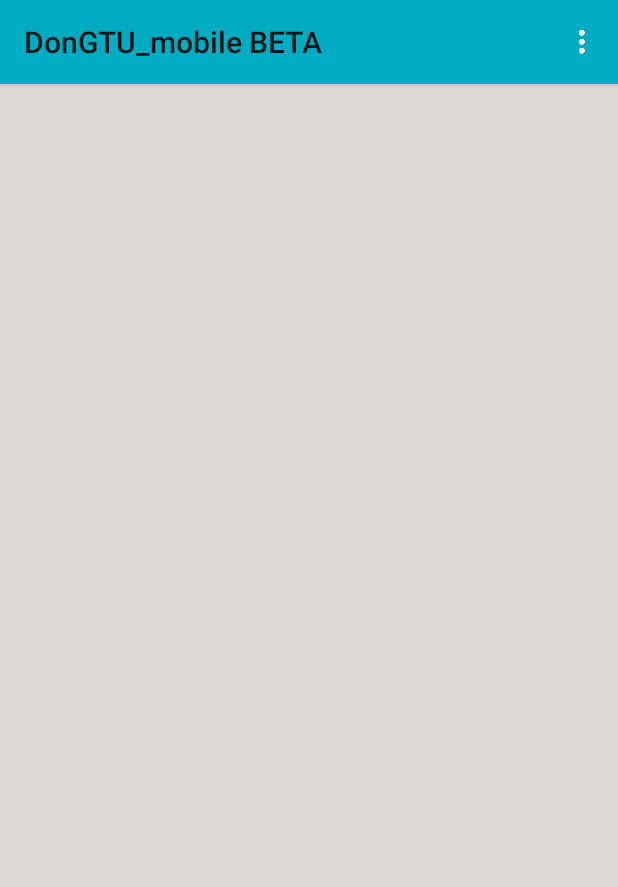
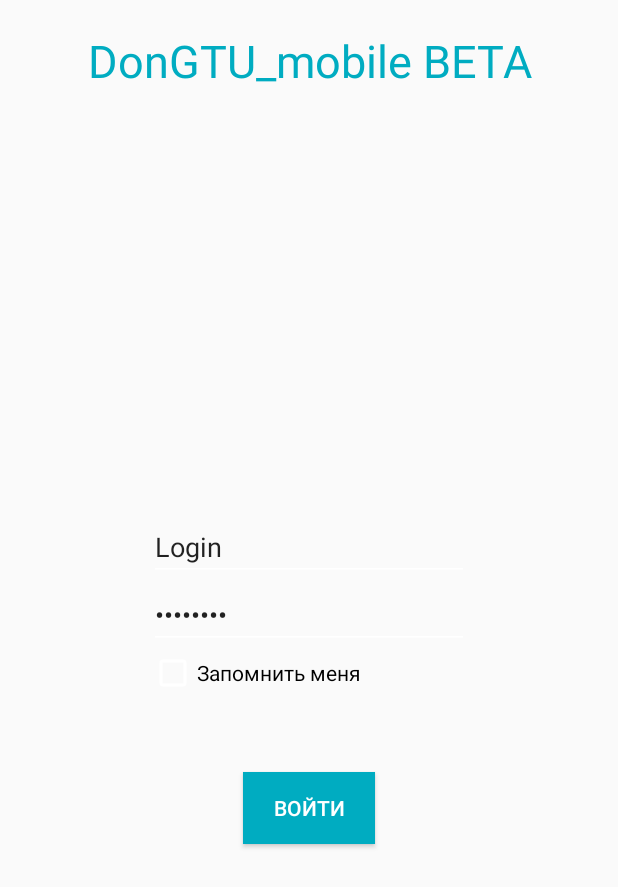
Before and after one commit to 4evterg/DonGTU_mobile, an Android app: the screen it shows after launch (MainActivity before the commit, LoginActivity after it), on a phone screen of 412 x 824 dp. Shown: the top 887 px of the screen. Run offline under Robolectric (Android 15) with nearby library versions, the phone set to English and light mode, and no system bars.

Commit message:
ADD LoginActivity + change color of toolbar to WHITE

```diff
--- a/DonGTU_mobile/app/src/main/AndroidManifest.xml
+++ b/DonGTU_mobile/app/src/main/AndroidManifest.xml
@@ -5,13 +5,21 @@
         android:icon="@mipmap/ic_launcher" android:supportsRtl="true"
         android:theme="@style/AppTheme">
 
-        <activity android:name=".MainActivity" >
+
+        <activity android:name=".LoginActivity" >
             <intent-filter>
                 <action android:name="android.intent.action.MAIN" />
                 <category android:name="android.intent.category.LAUNCHER" />
             </intent-filter>
         </activity>
 
+        <activity android:name=".MainActivity" />
+  <!--          <intent-filter>
+                <action android:name="android.intent.action.MAIN" />
+                <category android:name="android.intent.category.LAUNCHER" />
+            </intent-filter>
+        </activity>-->
+
     </application>
 
 </manifest>
--- /dev/null
+++ b/DonGTU_mobile/app/src/main/java/com/chetverg/dongtu_mobile/LoginActivity.java
@@ -0,0 +1,33 @@
+package com.chetverg.dongtu_mobile;
+
+import android.content.Intent;
+import android.os.Bundle;
+import android.support.v7.app.AppCompatActivity;
+import android.view.View;
+import android.widget.Button;
+
+/**
+ * Created by chetverg on 29.05.16.
+ */
+public class LoginActivity extends AppCompatActivity {
+
+    private static final int LAYOUT = R.layout.login_activity;
+    private Button mLoginButton;
+
+    @Override
+    protected void onCreate(Bundle savedInstanceState) {
+        super.onCreate(savedInstanceState);
+        setTheme(R.style.AppDefault);
+        setContentView(LAYOUT);
+
+        mLoginButton = (Button)findViewById(R.id.login_button);
+        mLoginButton.setOnClickListener(new View.OnClickListener() {
+            @Override
+            public void onClick(View v) {
+                Intent i  = new Intent(LoginActivity.this, MainActivity.class);
+                startActivityForResult(i, 0);
+            }
+        });
+
+    }
+}
--- a/DonGTU_mobile/app/src/main/java/com/chetverg/dongtu_mobile/MainActivity.java
+++ b/DonGTU_mobile/app/src/main/java/com/chetverg/dongtu_mobile/MainActivity.java
@@ -1,6 +1,7 @@
 package com.chetverg.dongtu_mobile;
 
 
+import android.graphics.Color;
 import android.os.Bundle;
 import android.support.v4.widget.DrawerLayout;
 import android.support.v7.app.AppCompatActivity;
@@ -25,6 +26,7 @@ public class MainActivity extends AppCompatActivity {
     private void initToolbar(){
         toolbar = (Toolbar) findViewById(R.id.toolbar);
         toolbar.setTitle("DonGTU_mobile BETA");
+        toolbar.setTitleTextColor(Color.WHITE);
         toolbar.setOnMenuItemClickListener(new Toolbar.OnMenuItemClickListener(){
             @Override
             public boolean onMenuItemClick(MenuItem item) {
--- /dev/null
+++ b/DonGTU_mobile/app/src/main/res/layout/login_activity.xml
@@ -0,0 +1,65 @@
+<?xml version="1.0" encoding="utf-8"?>
+<LinearLayout xmlns:android="http://schemas.android.com/apk/res/android"
+    android:orientation="vertical" android:layout_width="match_parent"
+    android:layout_height="match_parent">
+    <TextView
+        android:textIsSelectable="true"
+        android:id="@+id/login_maintext"
+        android:layout_width="match_parent"
+        android:layout_height="wrap_content"
+        android:gravity="center"
+        android:padding="20dp"
+        android:text="@string/app_name"
+        android:textSize="30dp"
+        android:textColor="@color/colorPrimary"/>
+
+    <LinearLayout
+        android:orientation="vertical"
+        android:layout_width="match_parent"
+        android:layout_height="match_parent"
+        android:gravity="center_horizontal">
+
+
+        <LinearLayout
+            android:orientation="vertical"
+            android:layout_width="wrap_content"
+            android:layout_height="match_parent"
+            android:gravity="center">
+
+            <EditText
+                android:layout_width="wrap_content"
+                android:layout_height="wrap_content"
+                android:inputType="textPersonName"
+                android:text="Login"
+                android:ems="10"
+                android:id="@+id/login_name" />
+
+            <EditText
+                android:layout_width="wrap_content"
+                android:layout_height="wrap_content"
+                android:inputType="textPassword"
+                android:text="Password"
+                android:ems="10"
+                android:id="@+id/login_password" />
+
+            <CheckBox
+                android:layout_width="wrap_content"
+                android:layout_height="wrap_content"
+                android:text="@string/login_remember_me"
+                android:id="@+id/login_remember_me"
+                android:layout_gravity="start"/>
+
+            <Button
+                android:layout_width="wrap_content"
+                android:layout_height="wrap_content"
+                android:text="@string/login_button"
+                android:id="@+id/login_button"
+                android:background="@color/colorPrimary"
+                android:textColor="@color/colorWhite"
+                android:layout_marginTop="50dp" />
+
+        </LinearLayout>
+
+    </LinearLayout>
+
+</LinearLayout>
--- a/DonGTU_mobile/app/src/main/res/values/strings.xml
+++ b/DonGTU_mobile/app/src/main/res/values/strings.xml
@@ -3,4 +3,6 @@
     <string name="search_title">Search</string>
     <string name="menu_item_schedule">Расписание</string>
     <string name="menu_item_events">События</string>
+    <string name="login_remember_me">Запомнить меня</string>
+    <string name="login_button">Войти</string>
 </resources>
```
